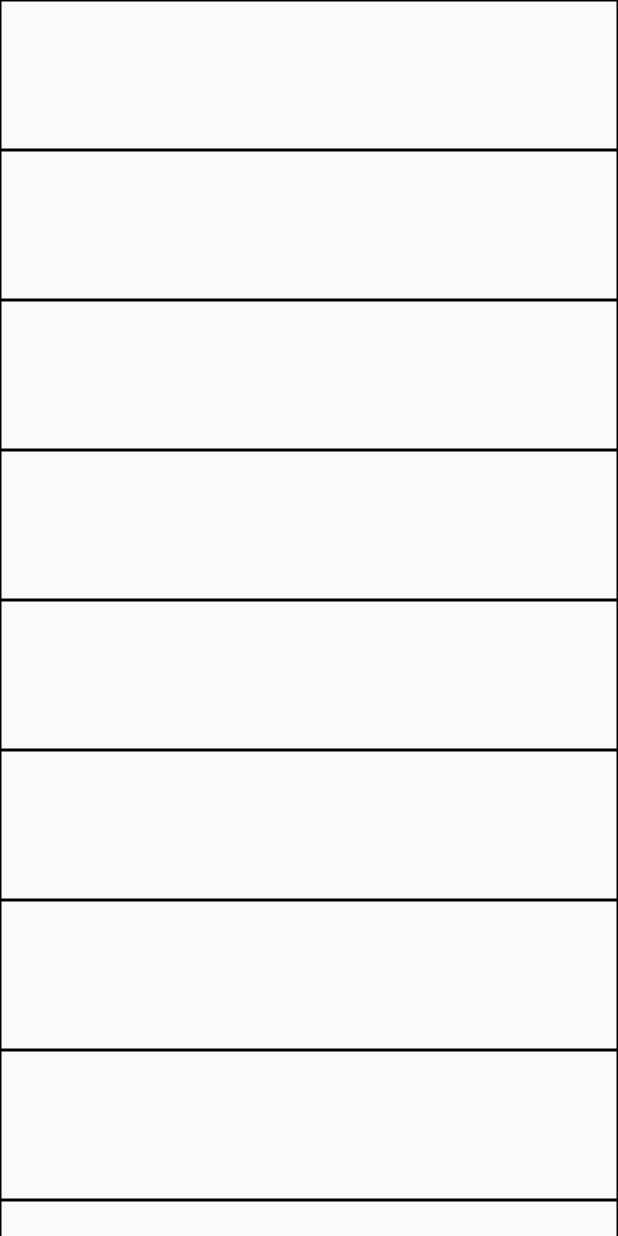
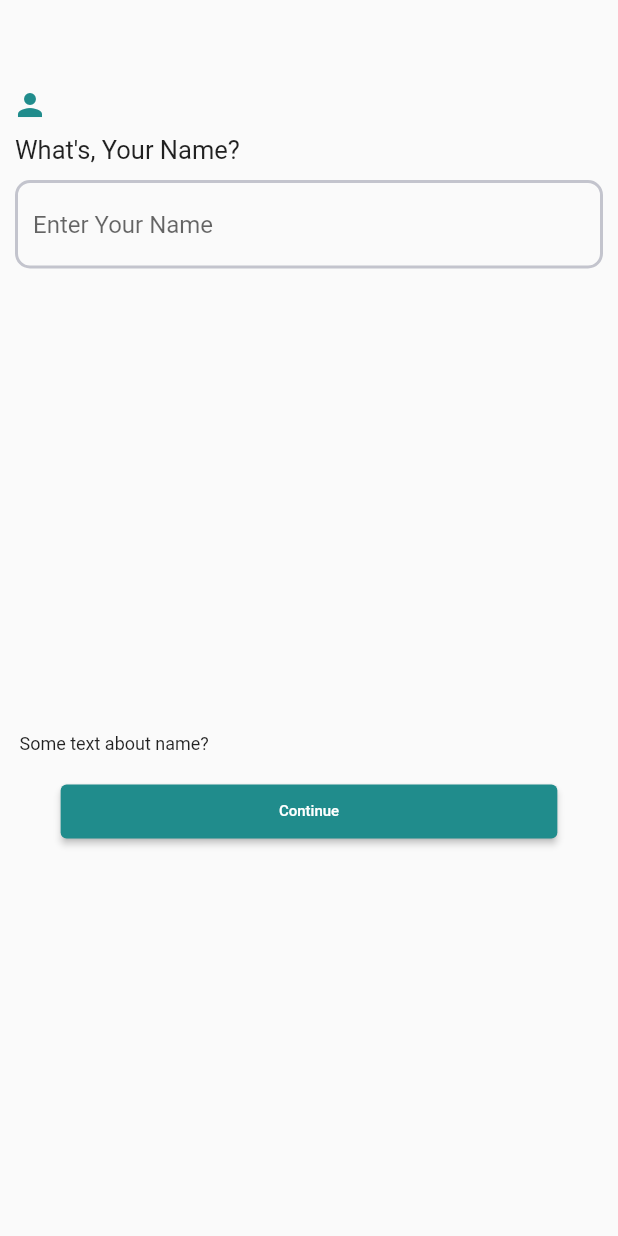
Before and after one commit to puranjancoral/intership, a Flutter app: the screen it shows after launch, on a phone screen of 412 x 824 dp. Run offline on Flutter 3.47's test engine with Material 2 defaults, Android fonts, the phone set to English and light mode, and no system bars.

Commit message:
new work

```diff
--- /dev/null
+++ b/lib/home_page.dart
@@ -0,0 +1,153 @@
+import 'package:flutter/material.dart';
+
+class HomePage extends StatefulWidget {
+  const HomePage({super.key});
+
+  @override
+  State<HomePage> createState() => _HomePageState();
+}
+
+class _HomePageState extends State<HomePage> {
+  //indicator
+  // int _currentStep = 0;
+
+  // List<Step> _steps = [
+  //   Step(
+  //     title: Text('Page 1'),
+  //     content: Text('This is the first page'),
+  //     isActive: true,
+  //   ),
+  //   Step(
+  //     title: Text('Page 2'),
+  //     content: Text('This is the second page'),
+  //     isActive: true,
+  //   ),
+  //   Step(
+  //     title: Text('Page 3'),
+  //     content: Text('This is the third page'),
+  //     isActive: true,
+  //   ),
+  //   Step(
+  //     title: Text('Page 4'),
+  //     content: Text('This is the fourth page'),
+  //     isActive: true,
+  //   ),
+  // ];
+
+  @override
+  Widget build(BuildContext context) {
+    return Scaffold(
+      body: SingleChildScrollView(
+        child: Column(
+          children: [
+            const SizedBox(
+              height: 50,
+            ),
+            Padding(
+              padding: const EdgeInsets.all(8.0),
+              child: Container(
+                alignment: Alignment.topLeft,
+                child: const Icon(
+                  Icons.person,
+                  // color: Colors.greenAccent,
+                  color: Color(0xff208C8C),
+                ),
+              ),
+            ),
+            Padding(
+              padding: const EdgeInsets.only(left: 10),
+              child: Container(
+                height: 20,
+                alignment: Alignment.topLeft,
+                child: const Text(
+                  "What's, Your Name?",
+                  style: TextStyle(
+                    fontSize: 17,
+                  ),
+                ),
+              ),
+            ),
+            Padding(
+              padding: const EdgeInsets.all(10.0),
+              child: TextField(
+                decoration: InputDecoration(
+                  hintText: "Enter Your Name",
+                  enabledBorder: OutlineInputBorder(
+                    borderSide: const BorderSide(
+                      width: 2,
+                      color: Color(0xffC3C4CD),
+                    ),
+                    borderRadius: BorderRadius.circular(10.0),
+                  ),
+                ),
+              ),
+            ),
+            const SizedBox(height: 300),
+            Padding(
+              padding: const EdgeInsets.only(left: 10),
+              child: Container(
+                height: 20,
+                alignment: Alignment.topLeft,
+                child: const Text(
+                  " Some text about name?",
+                  style: TextStyle(
+                    fontSize: 12,
+                  ),
+                ),
+              ),
+            ),
+            Padding(
+              padding: const EdgeInsets.all(8.0),
+              child: SingleChildScrollView(
+                child: ElevatedButton(
+                  onPressed: () {},
+                  style: ElevatedButton.styleFrom(
+                    primary: Color(0xff208C8C), // Background color
+                  ),
+                  child: const Text(
+                    '                                                    Continue                                                    ',
+                    style: TextStyle(fontSize: 10),
+                  ),
+                ),
+              ),
+            ),
+            // Stepper(
+            //   currentStep: _currentStep,
+            //   steps: _steps,
+            //   onStepTapped: (int index) {
+            //     setState(() {
+            //       _currentStep = index;
+            //     });
+            //   },
+            //   onStepContinue: () {
+            //     setState(() {
+            //       if (_currentStep < _steps.length - 1) {
+            //         _currentStep += 1;
+            //       }
+            //     });
+            //   },
+            //   onStepCancel: () {
+            //     setState(() {
+            //       if (_currentStep > 0) {
+            //         _currentStep -= 1;
+            //       }
+            //     });
+            //   },
+            // ),
+            // Expanded(
+            //   child: Container(
+            //     height: 5.0,
+            //     decoration: BoxDecoration(
+            //       color: Colors.blue, // Change this to the color you want
+            //     ),
+            //     child: FractionallySizedBox(
+            //       widthFactor: (_currentStep + 1) / _steps.length,
+            //     ),
+            //   ),
+            // ),
+          ],
+        ),
+      ),
+    );
+  }
+}
--- a/lib/main.dart
+++ b/lib/main.dart
@@ -1,61 +1,15 @@
 import 'package:flutter/material.dart';
+import 'package:intership/home_page.dart';
 
 void main() => runApp(MyApp());
 
 class MyApp extends StatelessWidget {
+  const MyApp({super.key});
+
   @override
   Widget build(BuildContext context) {
     return MaterialApp(
-      home: Scaffold(
-        body: Center(
-          child: ListView.builder(
-              itemCount: 16, itemBuilder: (context, index) => Cube()),
-        ),
-      ),
+      home: HomePage(),
     );
   }
 }
-
-class Cube extends StatefulWidget {
-  @override
-  _CubeState createState() => _CubeState();
-}
-
-class _CubeState extends State<Cube> {
-  int _currentState = 0;
-
-  List<Color> _colors = [
-    Colors.transparent,
-    Colors.red,
-    Colors.yellow,
-    Colors.green,
-    Colors.blue,
-  ];
-
-  void _changeState(DragEndDetails details) {
-    if (details.velocity.pixelsPerSecond.dx > 0) {
-      setState(() {
-        _currentState = (_currentState + 1) % 5;
-      });
-    } else {
-      setState(() {
-        _currentState = (_currentState - 1 + 5) % 5;
-      });
-    }
-  }
-
-  @override
-  Widget build(BuildContext context) {
-    return GestureDetector(
-      onPanEnd: _changeState,
-      child: Container(
-        width: 100,
-        height: 100,
-        decoration: BoxDecoration(
-          color: _colors[_currentState],
-          border: Border.all(),
-        ),
-      ),
-    );
-  }
-}
```
